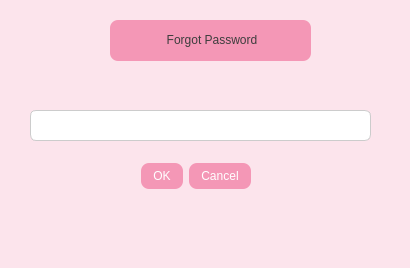
The window that forgotpwd.ui (sangya23/Periodcare) describes before a commit, drawn with Qt 5.
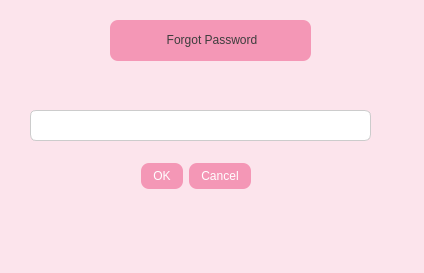
The same window after the commit.

Diff of the .ui file:
```diff
--- a/forgotpwd.ui
+++ b/forgotpwd.ui
@@ -6,8 +6,8 @@
    <rect>
     <x>0</x>
     <y>0</y>
-    <width>410</width>
-    <height>268</height>
+    <width>424</width>
+    <height>273</height>
    </rect>
   </property>
   <property name="palette">
```
Left out of the diff: 4 changed lines with no effect on the pictures.
